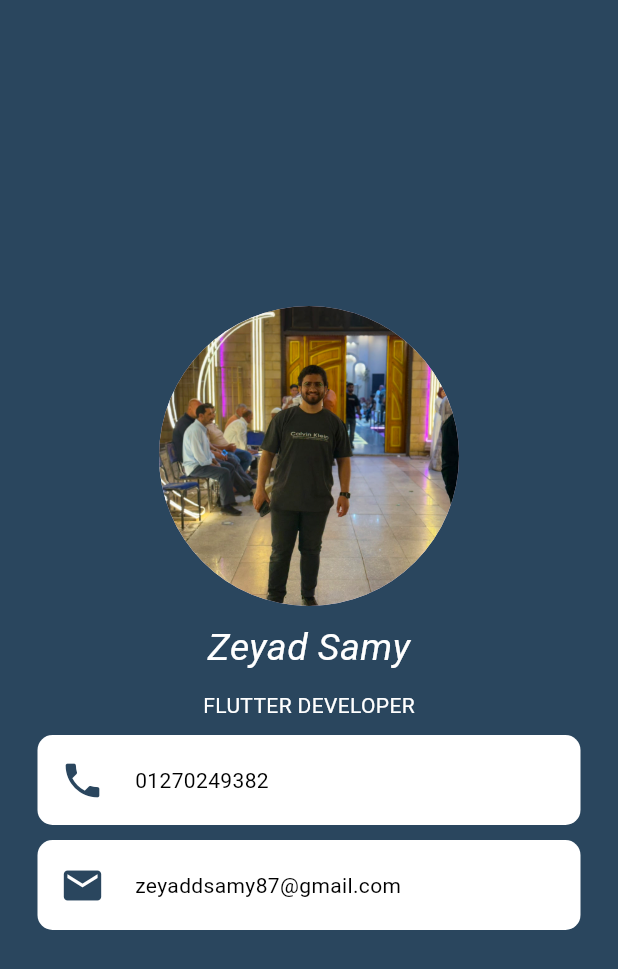
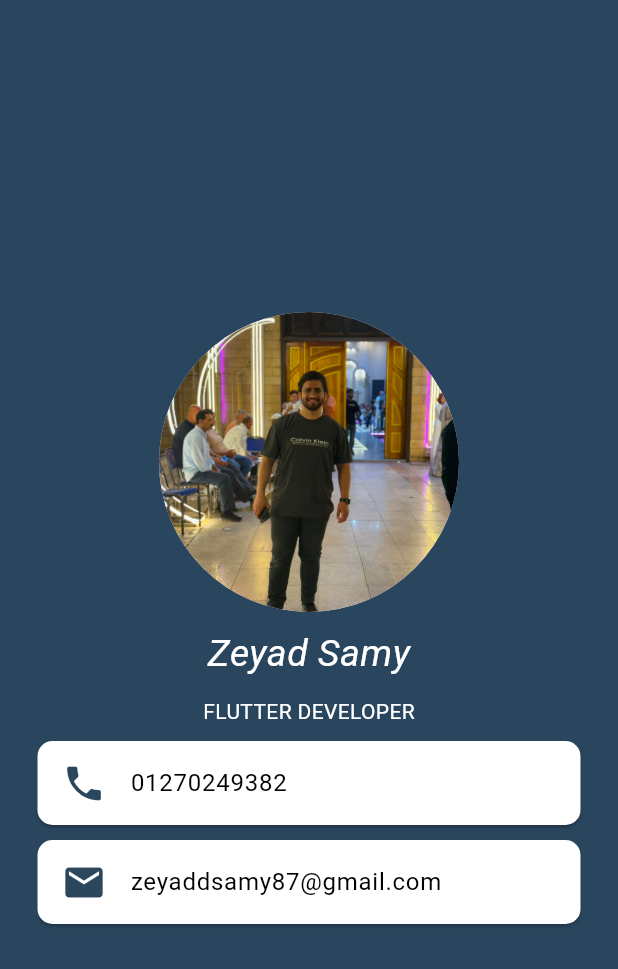
Before and after one commit to zeyadsamy-flutter/business_card, a Flutter app: the screen it shows after launch, on a phone screen of 412 x 824 dp. Shown: the top 969 px of the screen. Run offline on Flutter 3.47's test engine with Material 3 defaults, Android fonts, the phone set to English and light mode, and no system bars.

Commit message:
Refactor: replace Container with Card and ListTile in ContactField

```diff
--- a/lib/contact_field.dart
+++ b/lib/contact_field.dart
@@ -8,19 +8,13 @@ class ContactField extends StatelessWidget {
 
   @override
   Widget build(BuildContext context) {
-        return Container(
-      decoration: const BoxDecoration(
-        borderRadius: BorderRadius.all(Radius.circular(10)),
-        color: Colors.white,
-      ),
-      padding: const EdgeInsets.all(15.0),
+    return Card(
+      color: Colors.white,
       margin: const EdgeInsets.symmetric(horizontal: 25),
-      child: Row(
-        children: [
-          Icon(iconField, size: 30, color: const Color(0xff2a465e)),
-          const SizedBox(width: 20),
-          Text(text, style: const TextStyle(color: Colors.black)),
-        ],
+      shape: RoundedRectangleBorder(borderRadius: BorderRadius.circular(10)),
+      child: ListTile(
+        leading: Icon(iconField, color: const Color(0xFF2B475E), size: 30),
+        title: Text(text, style: const TextStyle(color: Colors.black)),
       ),
     );
   }
```
